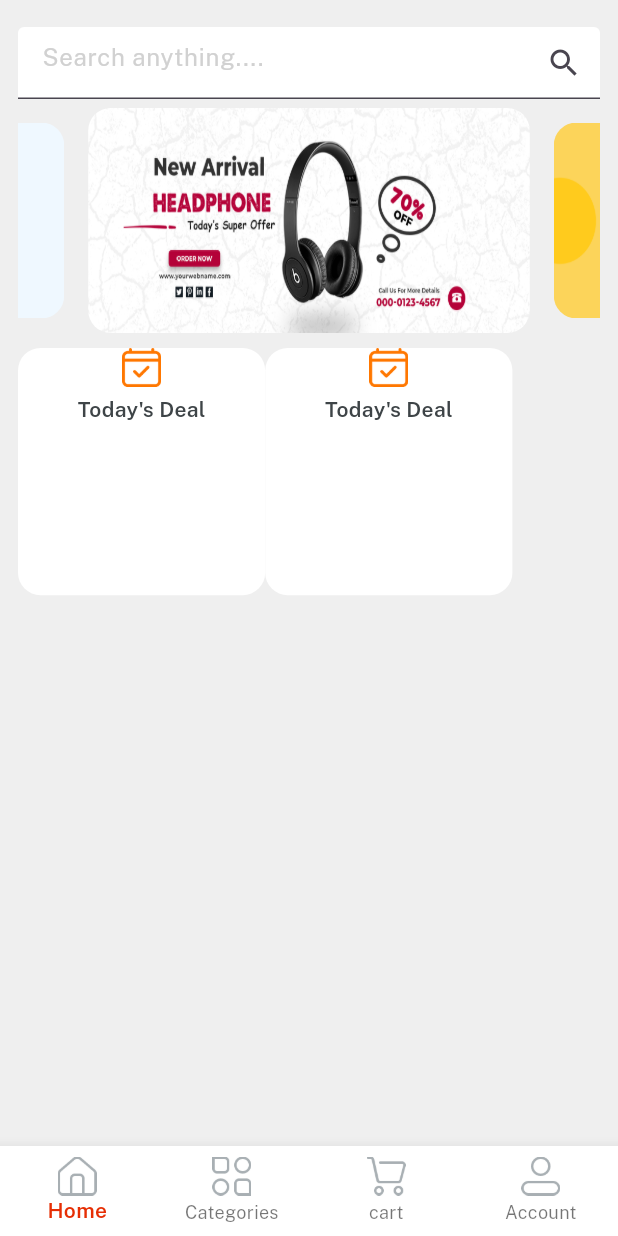
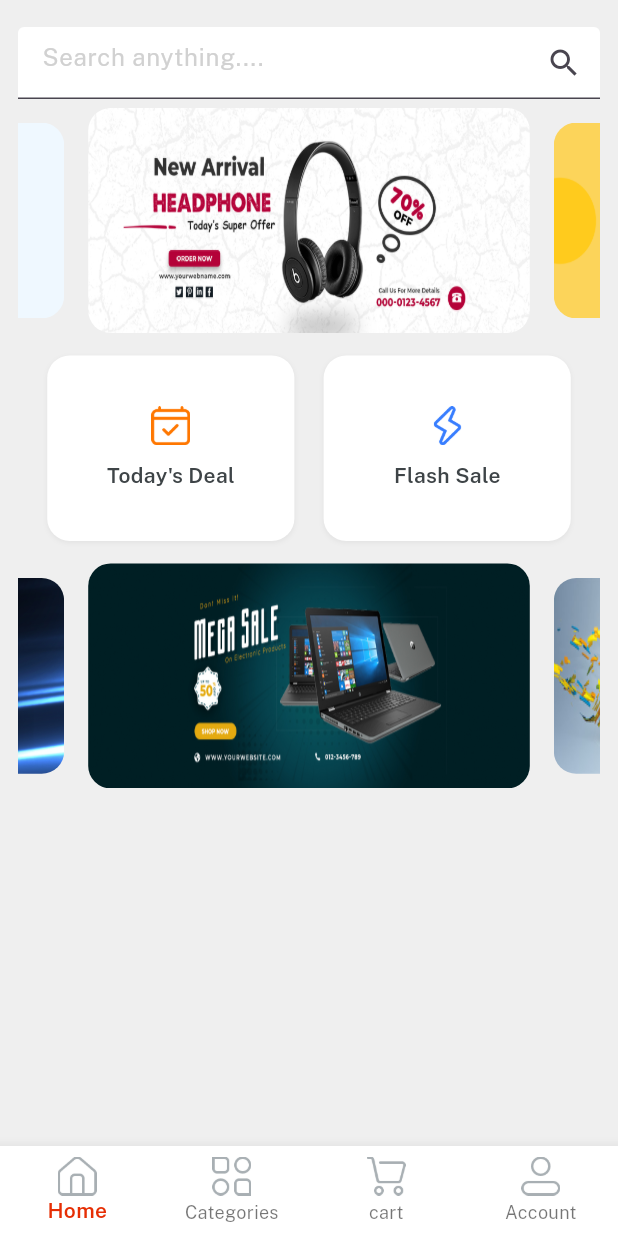
Before and after one commit to Dilshan189/campus_ecommerc_app_project, a Flutter app: the Home screen opened directly, on a phone screen of 412 x 824 dp. Run offline on Flutter 3.47's test engine with Material 3 defaults, Android fonts, the phone set to English and light mode, and no system bars; drawn by our look-alikes of velocity_x; our stand-ins replace get.

```diff
--- a/lib/consts/list.dart
+++ b/lib/consts/list.dart
@@ -13,3 +13,11 @@ const sliderList = [
   imgSlider3,
   imgSlider4,
 ];
+
+
+const secondSliderList = [
+  imgSs1,
+  imgSs2,
+  imgSs3,
+  imgSs4,
+];
--- a/lib/views/home_screen/home_screen.dart
+++ b/lib/views/home_screen/home_screen.dart
@@ -47,19 +47,39 @@ class  HomeScreen extends StatelessWidget {
                  ).box.rounded.clip(Clip.antiAlias).margin(const EdgeInsets.symmetric(horizontal: 8)).make();
               }),
 
-          10.heightBox,
+          15.heightBox,
 
           //deals buttons added
 
           Row(
+            mainAxisAlignment: MainAxisAlignment.spaceEvenly,
             children: List.generate(2, (index) => homeButtons(
-                height:context.screenHeight * 0.2,
+                height:context.screenHeight * 0.15,
                 width:context.screenWidth / 2.5,
                 icon: index == 0 ? icTodaysDeal : icFlashDeal,
                 title: index == 0 ? todayDeal :flashsale,
             )),
           ),
 
+          /// 2nd swiper
+
+          15.heightBox,
+
+          VxSwiper.builder(
+              aspectRatio: 16/9,
+              autoPlay: true,
+              height: 150,
+              enlargeCenterPage: true,
+              itemCount:secondSliderList.length,
+              itemBuilder: (context,index) {
+                return Image.asset(
+                  secondSliderList[index],
+                  fit: BoxFit.fill,
+                ).box.rounded.clip(Clip.antiAlias).margin(const EdgeInsets.symmetric(horizontal: 8)).make();
+              }),
+
+
+
          ],
       )),
     );
--- a/lib/widgets_common/home_buttons.dart
+++ b/lib/widgets_common/home_buttons.dart
@@ -1,13 +1,14 @@
 import 'package:campus_ecommerc_app_project/consts/consts.dart';
 import 'package:flutter/cupertino.dart';
 
-Widget homeButtons({ icon, width,height, title}) {
+Widget homeButtons({ icon, width,height, String ? title, onPress}) {
   return  Column(
+    mainAxisAlignment: MainAxisAlignment.center,
       children: [
-        Image.asset(icTodaysDeal,width: 26),
-        5.heightBox,
-        todayDeal.text.fontFamily(semibold).color(darkFontGrey).make(),
+        Image.asset(icon,width: 26),
+        10.heightBox,
+        title!.text.fontFamily(semibold).color(darkFontGrey).make(),
       ],
-  ).box.rounded.white.size(width, height, ).make();
+  ).box.rounded.white.size(width, height, ).shadowSm.make();
 
 }
```
